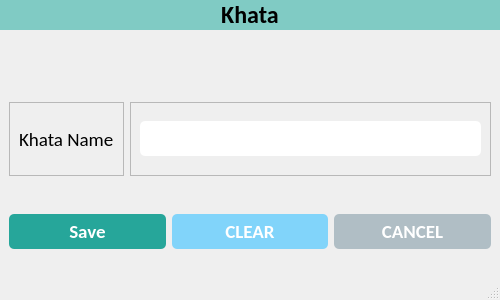
Before: the Qt Designer form ui/khata_details.ui in CodeWithEhtisham/Digital-Khata, drawn with Qt 5.
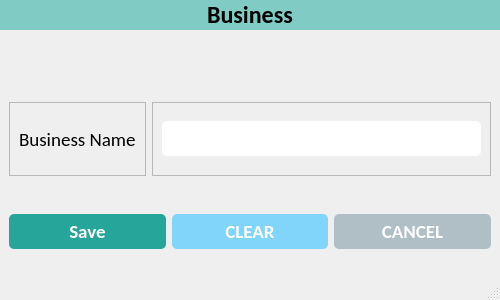
After: the same form once the commit is applied. Icons and pictures are not drawn.

What changed in the file:
```diff
--- a/ui/khata_details.ui
+++ b/ui/khata_details.ui
@@ -122,7 +122,7 @@
        </font>
       </property>
       <property name="text">
-       <string>Khata</string>
+       <string>Business</string>
       </property>
       <property name="alignment">
        <set>Qt::AlignCenter</set>
@@ -153,7 +153,7 @@
              </font>
             </property>
             <property name="text">
-             <string>Khata Name</string>
+             <string>Business Name</string>
             </property>
            </widget>
           </item>
```
Left out of the diff: 2 changed lines with no effect on the pictures.
